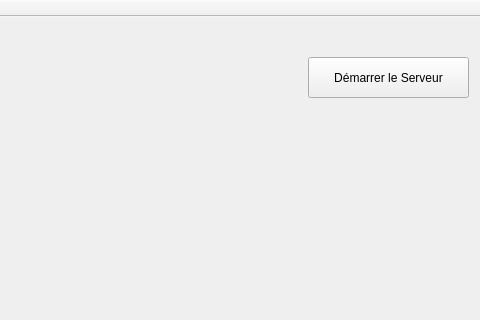
Old version of the form dessinserveur.ui in the repository hackxel/CLL12--FaitMoiUnDessin-Serveur; both pictures show x 512 to 992 and y 0 to 320 of the 992 by 800 pixel window.
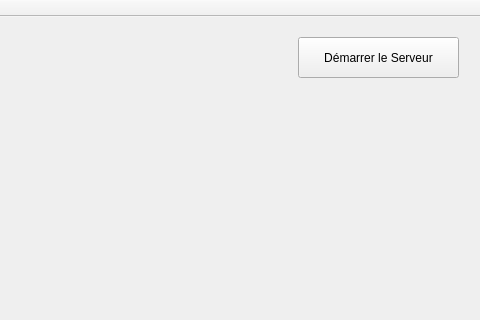
New version of the form.

```diff
--- a/dessinserveur.ui
+++ b/dessinserveur.ui
@@ -17,8 +17,8 @@
    <widget class="QPushButton" name="btnStartServ">
     <property name="geometry">
      <rect>
-      <x>820</x>
-      <y>40</y>
+      <x>810</x>
+      <y>20</y>
       <width>161</width>
       <height>41</height>
      </rect>
```
